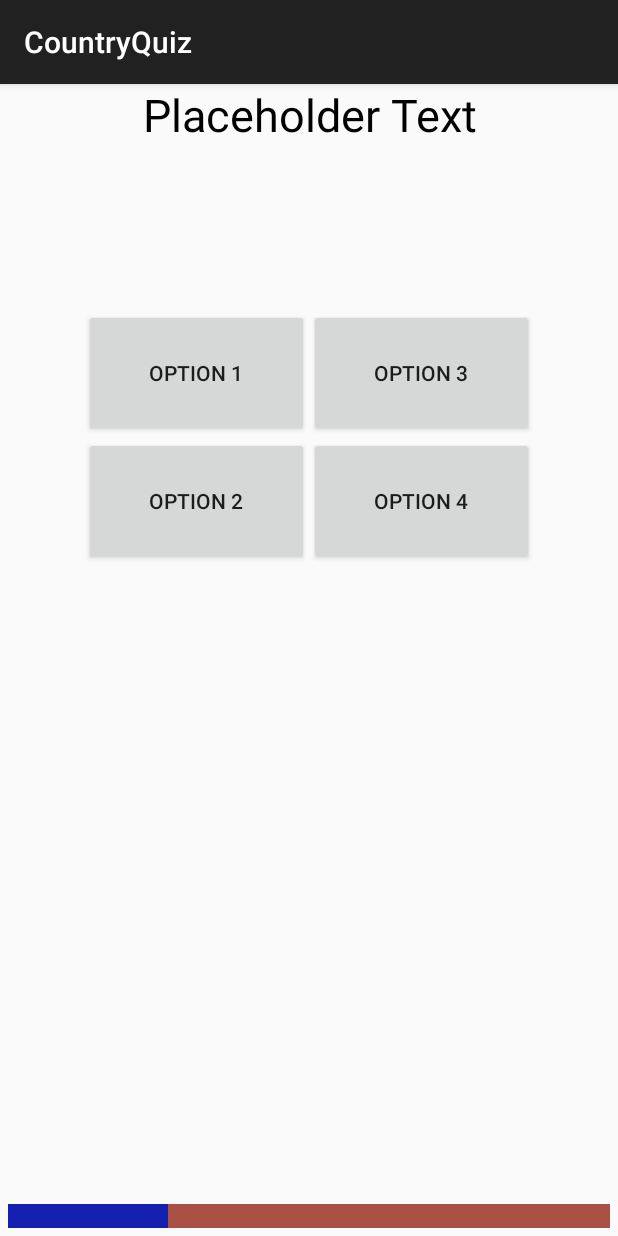
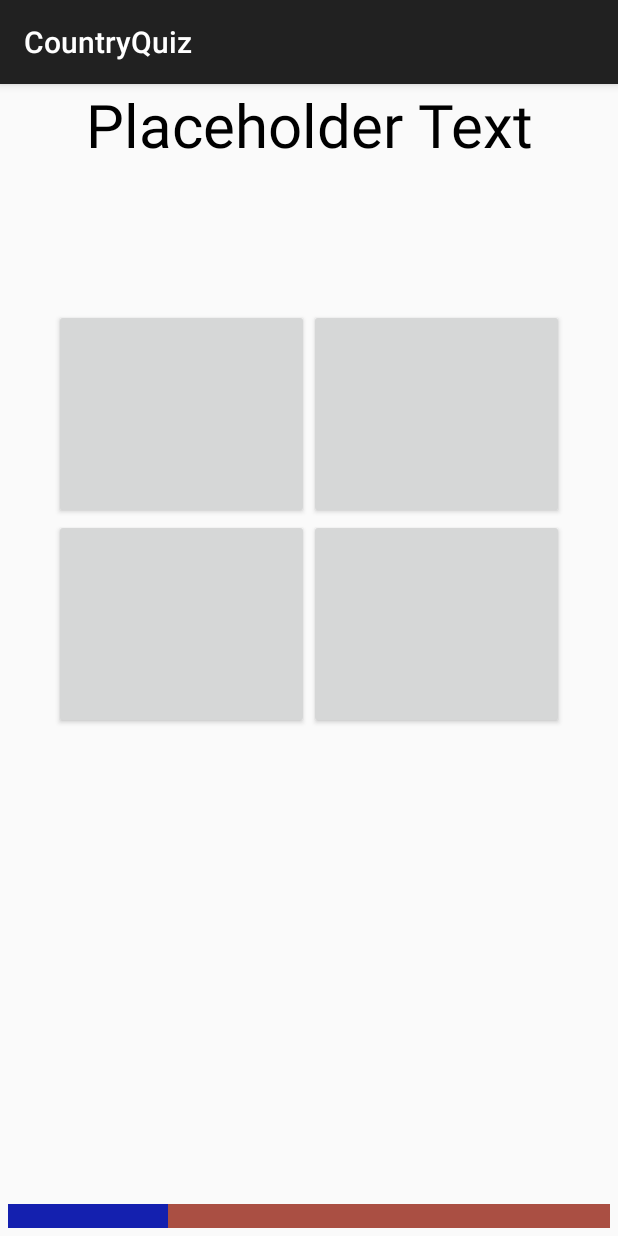
Before and after one commit to AndrewPochapsky/CountryCapitals, an Android app: the QuizInProgressActivity screen opened directly, with no data from a screen before it, on a phone screen of 412 x 824 dp. Run offline under Robolectric (Android 15) with nearby library versions, the phone set to English and light mode, and no system bars; network calls fail; 5 statements that could not run were skipped.

Commit message:
Current question displayed in the textview, options are show in the buttons, added red color to the country in question

```diff
--- a/app/src/main/java/dreadloaf/com/countryquiz/Question.java
+++ b/app/src/main/java/dreadloaf/com/countryquiz/Question.java
@@ -30,7 +30,7 @@ public class Question {
     }
 
     //Returns the country name part of the answer
-    public String getAnswerName(){
+    public String getAnswerCountry(){
         return capitalsMap.get(answer);
     }
 
--- a/app/src/main/java/dreadloaf/com/countryquiz/QuizInProgressActivity.java
+++ b/app/src/main/java/dreadloaf/com/countryquiz/QuizInProgressActivity.java
@@ -3,12 +3,15 @@ package dreadloaf.com.countryquiz;
 import android.animation.Animator;
 import android.animation.ObjectAnimator;
 import android.content.Intent;
+import android.graphics.Color;
 import android.graphics.drawable.Drawable;
 import android.os.Bundle;
 import android.os.CountDownTimer;
 import android.os.PersistableBundle;
 import android.support.annotation.Nullable;
 import android.support.v7.app.AppCompatActivity;
+import android.text.Spannable;
+import android.text.style.ForegroundColorSpan;
 import android.util.Log;
 import android.view.View;
 import android.view.animation.DecelerateInterpolator;
@@ -18,6 +21,7 @@ import android.widget.GridLayout;
 import android.widget.ProgressBar;
 import android.widget.TextView;
 
+import java.util.ArrayList;
 import java.util.HashMap;
 import java.util.LinkedList;
 import java.util.Queue;
@@ -30,6 +34,10 @@ public class QuizInProgressActivity extends AppCompatActivity implements View.On
     TextView mQuestionTextView;
     GridLayout mButtonGrid;
     ProgressBar mTimer;
+    ObjectAnimator mAnimation;
+    Question mCurrentQuestion;
+    Button[] mButtons;
+    int mNumCorrect;
 
     final int mMaxTimerValue = 100;
 
@@ -41,6 +49,7 @@ public class QuizInProgressActivity extends AppCompatActivity implements View.On
         mQuestionTextView = findViewById(R.id.quiz_inprogress_header);
         mButtonGrid = findViewById(R.id.quiz_button_grid);
         mTimer = findViewById(R.id.timer);
+        mButtons = new Button[mButtonGrid.getChildCount()];
 
         // Get the Drawable custom_progressbar
         Drawable draw=getResources().getDrawable(R.drawable.custom_progressbar);
@@ -56,37 +65,13 @@ public class QuizInProgressActivity extends AppCompatActivity implements View.On
 
         for(int i = 0; i < mButtonGrid.getChildCount(); i++){
             Button button = (Button)mButtonGrid.getChildAt(i);
+            mButtons[i] = button;
             button.setOnClickListener(this);
         }
 
-        //Is multiplied by 100 to ensure for a smooth animation, going up by 1 makes it look choppy
-        mTimer.setMax(mMaxTimerValue*100);
-
-        final ObjectAnimator animation = ObjectAnimator.ofInt(mTimer, "progress", 0, mMaxTimerValue * 100);
-
-        animation.setDuration(10000);
-        animation.setInterpolator(new LinearInterpolator());
-        animation.addListener(new Animator.AnimatorListener() {
-            @Override
-            public void onAnimationStart(Animator animator) { }
-
-            @Override
-            public void onAnimationEnd(Animator animator) {
-                //if this happens, then the user has not clicked any option in time
-                //start next question and mark this one is wrong
-
-                //TODO: don't just start anim again
-                animation.start();
-            }
-
-            @Override
-            public void onAnimationCancel(Animator animator) { }
-
-            @Override
-            public void onAnimationRepeat(Animator animator) { }
-        });
-        animation.start();
-
+        setupAnimation();
+        setupNextQuestion();
+        mAnimation.start();
 
 
     }
@@ -95,6 +80,10 @@ public class QuizInProgressActivity extends AppCompatActivity implements View.On
     public void onClick(View view) {
         Button button = (Button)view;
         Log.d("BUTTON", "Clicked " + button.getText().toString());
+        if(mCurrentQuestion.isCorrectAnswer(button.getText().toString())){
+            mNumCorrect++;
+            setupNextQuestion();
+        }
 
     }
 
@@ -140,4 +129,61 @@ public class QuizInProgressActivity extends AppCompatActivity implements View.On
         }
     }
 
+    private void setupAnimation(){
+        //Is multiplied by 100 to ensure for a smooth animation, going up by 1 makes it look choppy
+        mTimer.setMax(mMaxTimerValue*100);
+
+        mAnimation = ObjectAnimator.ofInt(mTimer, "progress", 0, mMaxTimerValue * 100);
+        mAnimation.setInterpolator(new LinearInterpolator());
+        mAnimation.setDuration(10000);
+        mAnimation.addListener(new Animator.AnimatorListener() {
+            @Override
+            public void onAnimationStart(Animator animator) {
+
+            }
+
+            @Override
+            public void onAnimationEnd(Animator animator) {
+                //if this happens, then the user has not clicked any option in time
+                //start next question and mark this one is wrong
+
+                //TODO: don't just start anim again
+                mAnimation.start();
+            }
+
+            @Override
+            public void onAnimationCancel(Animator animator) {
+
+            }
+
+            @Override
+            public void onAnimationRepeat(Animator animator) {
+
+            }
+        });
+    }
+
+    private void setupNextQuestion(){
+        Question nextQuestion = mQuestions.poll();
+        if(nextQuestion ==  null){
+            //End of quiz
+            //Load next activity
+        }
+        else{
+            mCurrentQuestion = nextQuestion;
+            String[] capitals = mCurrentQuestion.getCapitals();
+            for(int i = 0; i < capitals.length; i++){
+                mButtons[i].setText(capitals[i]);
+            }
+            String prefix = "What is the capital of ";
+            String suffix = mCurrentQuestion.getAnswerCountry() + "?";
+            String text = prefix + suffix;
+            mQuestionTextView.setText(text, TextView.BufferType.SPANNABLE);
+
+            Spannable s = (Spannable)mQuestionTextView.getText();
+            int start = prefix.length();
+            int end = text.length() -1;
+            s.setSpan(new ForegroundColorSpan(Color.RED), start, end, Spannable.SPAN_EXCLUSIVE_EXCLUSIVE);
+        }
+    }
 }
--- a/app/src/main/res/layout/activity_quiz_inprogress.xml
+++ b/app/src/main/res/layout/activity_quiz_inprogress.xml
@@ -11,8 +11,11 @@
         android:text="@string/placeholder"
         android:gravity="center_horizontal"
         android:textColor="@android:color/black"
-        android:textSize="30sp"
-        android:id="@+id/quiz_inprogress_header"/>
+        android:textSize="40dp"
+        android:id="@+id/quiz_inprogress_header"
+        android:lines="3"
+        android:layout_marginEnd="10dp"
+        android:layout_marginStart="10dp"/>
 
     <GridLayout
         android:layout_width="wrap_content"
@@ -26,28 +29,16 @@
         android:id="@+id/quiz_button_grid">
 
         <Button
-            android:layout_width="150dp"
-            android:layout_height="85dp"
-            android:layout_gravity="start"
-            android:text="option 1" />
+            style="@style/quizButton"/>
 
         <Button
-            android:layout_width="150dp"
-            android:layout_height="85dp"
-            android:layout_gravity="start"
-            android:text="option 2" />
+            style="@style/quizButton"/>
 
         <Button
-            android:layout_width="150dp"
-            android:layout_height="85dp"
-            android:layout_gravity="start"
-            android:text="option 3" />
+            style="@style/quizButton" />
 
         <Button
-            android:layout_width="150dp"
-            android:layout_height="85dp"
-            android:layout_gravity="start"
-            android:text="option 4" />
+            style="@style/quizButton"/>
     </GridLayout>
 
     <ProgressBar
--- a/app/src/main/res/values/styles.xml
+++ b/app/src/main/res/values/styles.xml
@@ -10,5 +10,14 @@
     <style name="noAnimTheme" parent="Theme.AppCompat.Light.DarkActionBar">
         <item name="android:windowAnimationStyle">@null</item>
     </style>
+    <style name="quizButton">
+        <item name = "android:textSize">22sp</item>
+        <item name="android:layout_gravity">start</item>
+        <item name="android:layout_width">170dp</item>
+        <item name="android:layout_height">140dp</item>
+        <item name="android:ellipsize">end</item>
+        <item name="android:lines">2</item>
+    </style>
+
 
 </resources>
```
